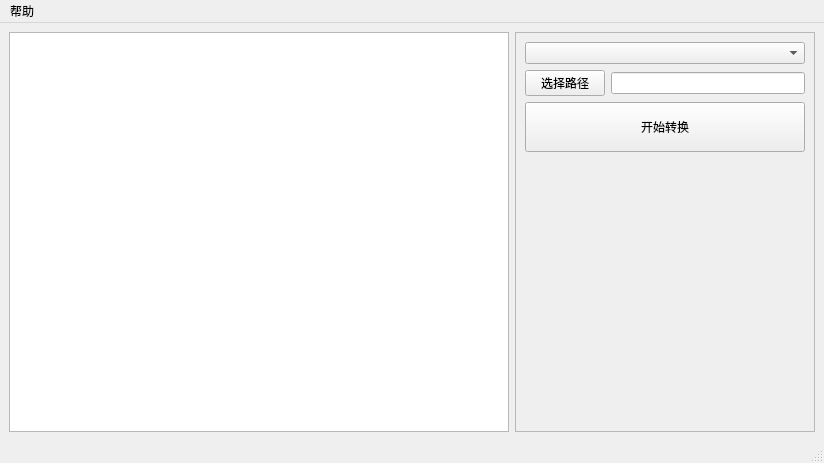
The window that ui.ui (ssmingyun1993/easytts) describes before a commit, drawn with Qt 5.
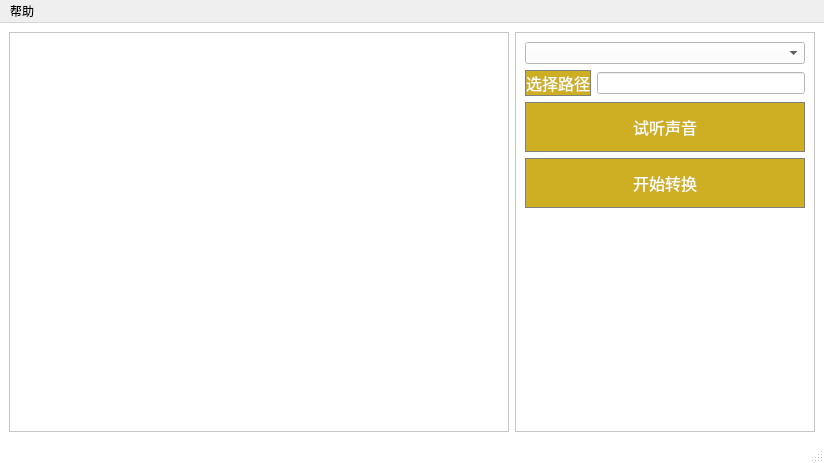
The same window after the commit. Icons and pictures are not drawn.

Commit message: 增加试听功能

Diff of the .ui file:
```diff
--- a/ui.ui
+++ b/ui.ui
@@ -13,7 +13,20 @@
   <property name="windowTitle">
    <string>文本转语音</string>
   </property>
+  <property name="windowIcon">
+   <iconset>
+    <normaloff>icon.PNG</normaloff>icon.PNG</iconset>
+  </property>
+  <property name="autoFillBackground">
+   <bool>false</bool>
+  </property>
+  <property name="styleSheet">
+   <string notr="true">#mainWindow{background:white}</string>
+  </property>
   <widget class="QWidget" name="centralwidget">
+   <property name="styleSheet">
+    <string notr="true">QWidget{background:white}</string>
+   </property>
    <layout class="QHBoxLayout" name="horizontalLayout_3">
     <item>
      <widget class="QTextEdit" name="textEdit">
@@ -39,6 +52,9 @@
         <height>16777215</height>
        </size>
       </property>
+      <property name="styleSheet">
+       <string notr="true">QFrame{background:white}</string>
+      </property>
       <property name="frameShape">
        <enum>QFrame::StyledPanel</enum>
       </property>
@@ -47,7 +63,7 @@
       </property>
       <layout class="QHBoxLayout" name="horizontalLayout_2">
        <item>
-        <layout class="QVBoxLayout" name="verticalLayout" stretch="0,0,0,0">
+        <layout class="QVBoxLayout" name="verticalLayout" stretch="0,0,0,0,0">
          <item>
           <widget class="QComboBox" name="comboBox"/>
          </item>
@@ -64,6 +80,21 @@
            </property>
            <item>
             <widget class="QPushButton" name="pushButton_select_dir">
+             <property name="styleSheet">
+              <string notr="true">QPushButton {
+    font-family: &quot;Microsoft YaHei&quot;;
+    font-size: 16px;
+    color: #ffffff;
+    background-color: rgb(206, 175, 36);
+    border-style: solid;
+    border-width: 2px;
+    border-color: gray;
+    border: 1px solid gray;
+}
+
+QPushButton:hover{ background-color: #b4bd3a;}
+QPushButton:pressed{  background-color:  #a5ad35;}</string>
+             </property>
              <property name="text">
               <string>选择路径</string>
              </property>
@@ -74,6 +105,37 @@
            </item>
           </layout>
          </item>
+         <item>
+          <widget class="QPushButton" name="pushButtonlisten">
+           <property name="minimumSize">
+            <size>
+             <width>0</width>
+             <height>50</height>
+            </size>
+           </property>
+           <property name="styleSheet">
+            <string notr="true">QPushButton {
+    font-family: &quot;Microsoft YaHei&quot;;
+    font-size: 16px;
+    color: #ffffff;
+    background-color: rgb(206, 175, 36);
+    border-style: solid;
+    border-width: 2px;
+    border-color: gray;
+    border: 1px solid gray;
+}
+
+QPushButton:hover{ background-color: #b4bd3a;}
+QPushButton:pressed{  background-color:  #a5ad35;}</string>
+           </property>
+           <property name="text">
+            <string>试听声音</string>
+           </property>
+           <property name="flat">
+            <bool>true</bool>
+           </property>
+          </widget>
+         </item>
          <item>
           <widget class="QPushButton" name="pushButton_start">
            <property name="minimumSize">
@@ -82,9 +144,30 @@
              <height>50</height>
             </size>
            </property>
+           <property name="autoFillBackground">
+            <bool>false</bool>
+           </property>
+           <property name="styleSheet">
+            <string notr="true">QPushButton {
+    font-family: &quot;Microsoft YaHei&quot;;
+    font-size: 16px;
+    color: #ffffff;
+    background-color: rgb(206, 175, 36);
+    border-style: solid;
+    border-width: 2px;
+    border-color: gray;
+    border: 1px solid gray;
+}
+
+QPushButton:hover{ background-color: #b4bd3a;}
+QPushButton:pressed{  background-color:  #a5ad35;}</string>
+           </property>
            <property name="text">
             <string>开始转换</string>
            </property>
+           <property name="flat">
+            <bool>true</bool>
+           </property>
           </widget>
          </item>
          <item>
```
The commit also changes 5 other files.
